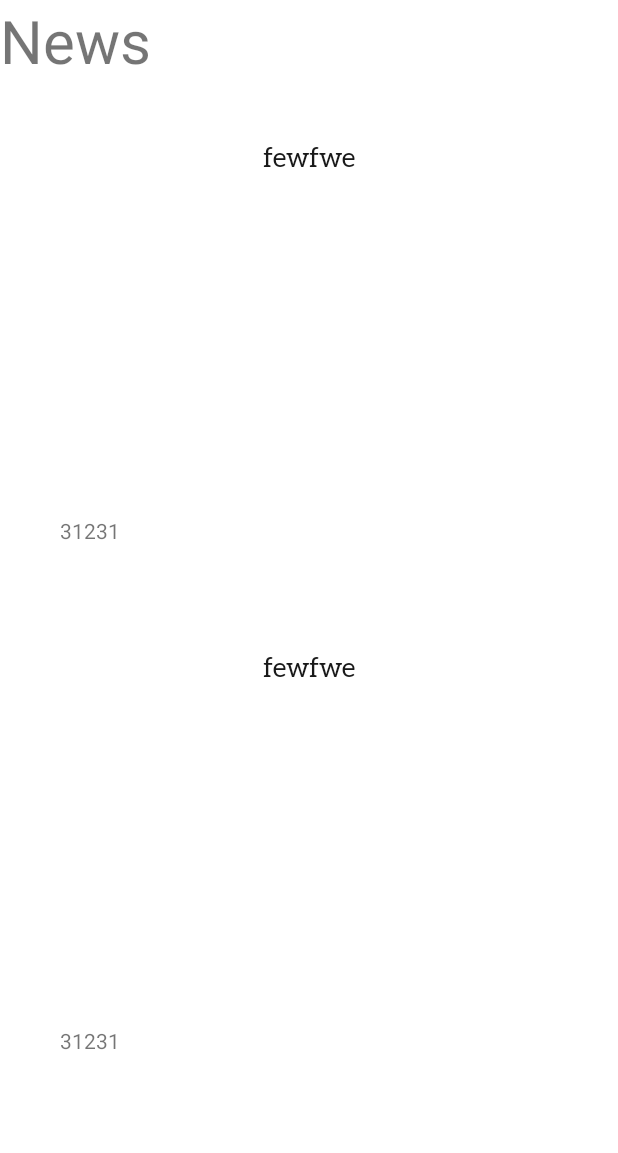
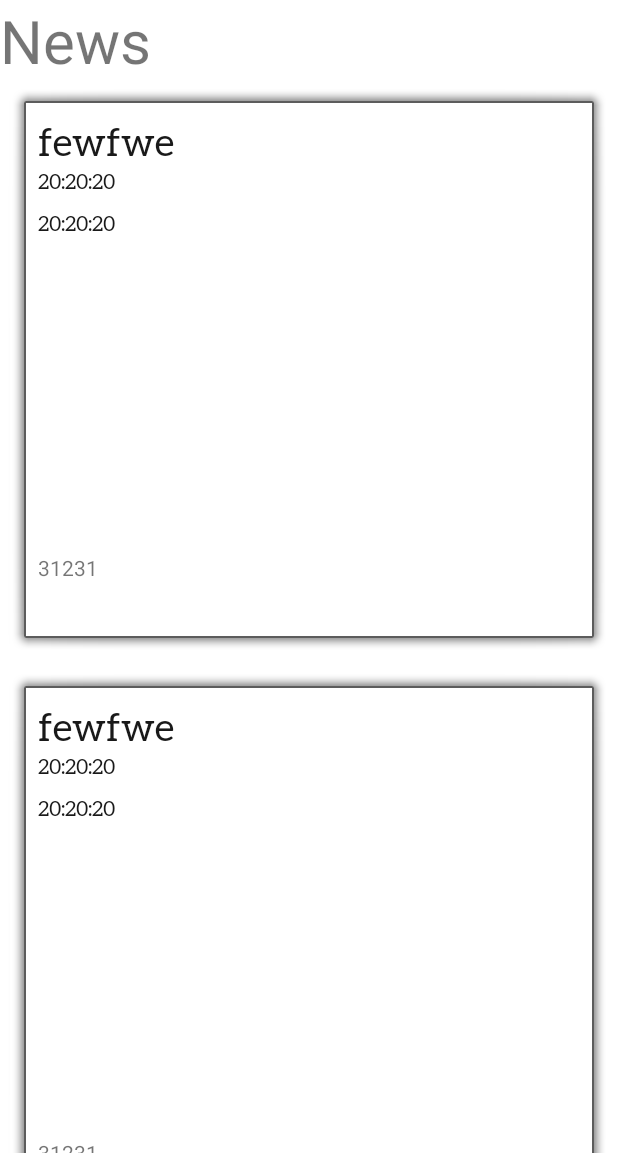
Before and after one commit to y19th/Daily-Bruh, an Android app: the layout fragment_news_page.xml on its own in the app's theme, with its tools: preview values and no code run, on a phone screen of 412 x 824 dp, the part 83-1236 px from its top. Run offline under Robolectric (Android 15) with nearby library versions, the phone set to English and light mode, and no system bars.

Commit message:
ver 1.3 recyclerview like card, in process overriding swipe behaviour

```diff
--- a/app/build.gradle
+++ b/app/build.gradle
@@ -54,7 +54,7 @@ dependencies {
     //coil
     implementation "io.coil-kt:coil:1.1.1"
 
-    implementation("com.android.support:recyclerview-v7:28.0.0")
+    implementation('androidx.recyclerview:recyclerview:1.2.1')
 
     implementation("androidx.lifecycle:lifecycle-viewmodel-ktx:2.5.1")
     implementation 'com.squareup.retrofit2:retrofit:2.9.0'
--- /dev/null
+++ b/app/src/main/java/com/example/dailybruh/interfaces/ItemTouchHelperAdapter.kt
@@ -0,0 +1,5 @@
+package com.example.dailybruh.interfaces
+
+interface ItemTouchHelperAdapter {
+    fun onItemMove(from:Int,to:Int)
+}
--- a/app/src/main/res/layout/fragment_news_page.xml
+++ b/app/src/main/res/layout/fragment_news_page.xml
@@ -48,7 +48,6 @@
             app:layout_constraintLeft_toLeftOf="parent"
             app:layout_constraintRight_toRightOf="parent"
             tools:listitem="@layout/recycler_item_news_page"
-            android:layout_margin="20dp"
             android:paddingBottom="50dp"
             />
     </androidx.constraintlayout.widget.ConstraintLayout>
--- a/app/src/main/res/layout/recycler_item_news_page.xml
+++ b/app/src/main/res/layout/recycler_item_news_page.xml
@@ -4,16 +4,42 @@
     android:layout_width="match_parent"
     android:layout_height="wrap_content"
     android:orientation="vertical"
-    android:layout_margin="20dp">
+    android:background="@android:drawable/alert_light_frame"
+    android:layout_margin="5dp"
+    android:padding="20dp">
     <TextView
         android:id="@+id/title_page"
         android:layout_width="match_parent"
-        android:layout_height="50dp"
-        android:textAlignment="center"
+        android:layout_height="wrap_content"
+        android:textAlignment="textStart"
         android:textColor="@color/title_text_color"
-        android:textSize="18sp"
+        android:textSize="26sp"
         android:text="fewfwe"
         android:fontFamily="@font/aleo"
+        />
+
+    <TextView
+        android:id="@+id/publishedat_page"
+        android:layout_width="match_parent"
+        android:layout_height="wrap_content"
+        android:textAlignment="textStart"
+        android:textColor="@color/title_text_color"
+        android:textSize="14sp"
+        android:text="20:20:20"
+        android:fontFamily="@font/aleo"
+        android:layout_marginBottom="10dp"
+        />
+
+    <TextView
+        android:id="@+id/author_page"
+        android:layout_width="match_parent"
+        android:layout_height="wrap_content"
+        android:textAlignment="textStart"
+        android:textColor="@color/title_text_color"
+        android:textSize="14sp"
+        android:text="20:20:20"
+        android:fontFamily="@font/aleo"
+        android:layout_marginBottom="10dp"
         />
 
     <ImageView
--- a/gradle.properties
+++ b/gradle.properties
@@ -21,3 +21,4 @@ kotlin.code.style=official
 # resources declared in the library itself and none from the library's dependencies,
 # thereby reducing the size of the R class for that library
 android.nonTransitiveRClass=true
+android.enableJetifier=true
```
Also changed, not shown: app/src/main/java/com/example/dailybruh/adapters/NewsPageRecyclerAdapter.kt (+18 -3 lines), app/src/main/java/com/example/dailybruh/callback/RecyclerItemTouchHelper.kt (added, +43 -0 lines).
